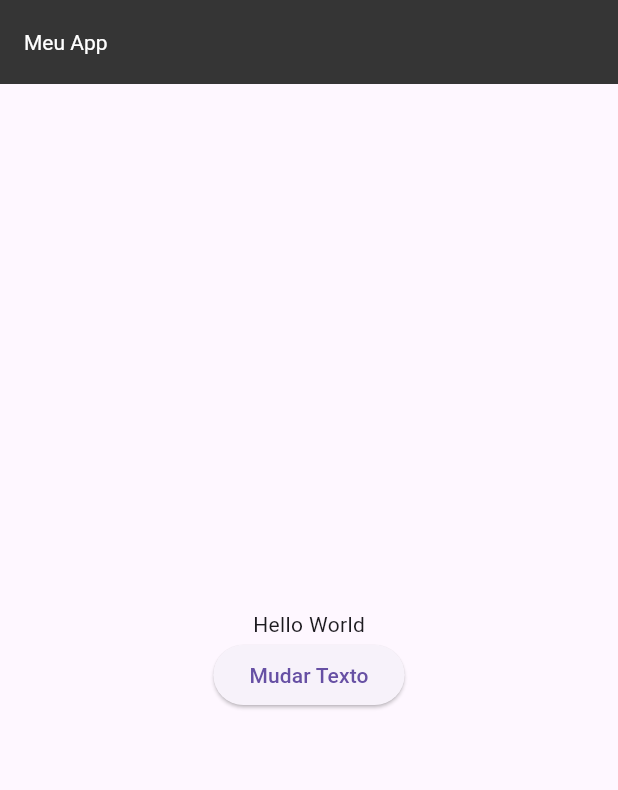
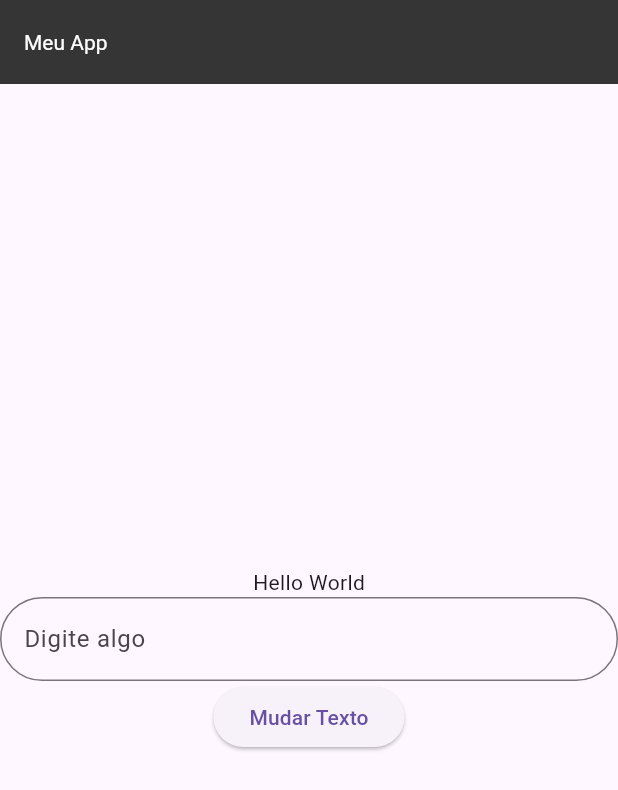
Before and after one commit to matheus20420/Mobile, a Flutter app: the screen it shows after launch, on a phone screen of 412 x 824 dp. Shown: the top 790 px of the screen. Run offline on Flutter 3.47's test engine with Material 3 defaults, Android fonts, the phone set to English and light mode, and no system bars.

Commit message:
dia 06/04

```diff
--- a/meu_app/lib/main.dart
+++ b/meu_app/lib/main.dart
@@ -30,6 +30,9 @@ class PaginaInicial extends StatefulWidget {
 class _PaginaInicialState extends State<PaginaInicial> {
   String texto = "Hello World";
   int contador = 0;
+  final TextEditingController _textEditingController = TextEditingController();
+
+
 
   @override
   Widget build(BuildContext context) {
@@ -38,6 +41,15 @@ class _PaginaInicialState extends State<PaginaInicial> {
         mainAxisAlignment: MainAxisAlignment.center,
         children: [
           Text(texto),
+
+          TextField(
+            controller: _textEditingController,
+            decoration: InputDecoration(
+              border: OutlineInputBorder(borderRadius: BorderRadius.all(Radius.circular(35))),
+              labelText: "Digite algo",
+            ),
+          ),
+
           ElevatedButton(
             child: Text("Mudar Texto"),
             onPressed: () {
@@ -51,6 +63,7 @@ class _PaginaInicialState extends State<PaginaInicial> {
               });
             },
           ),
+
         ],
       ),
     );
```
